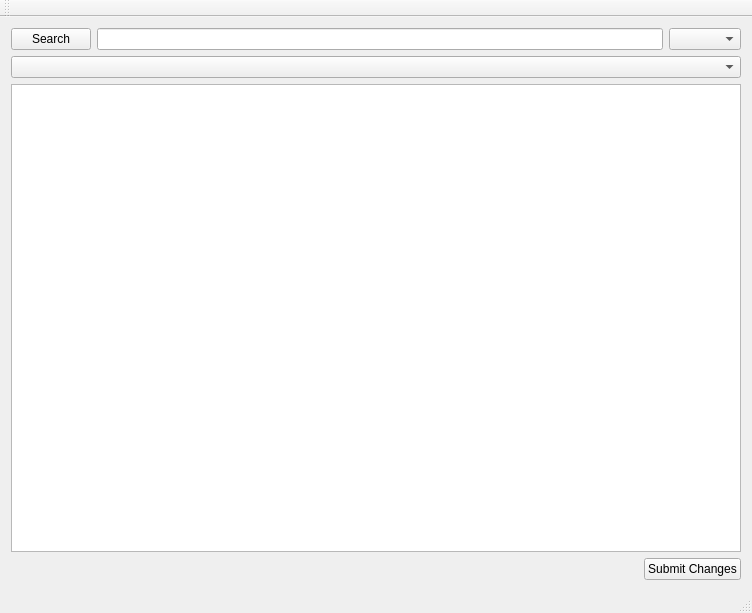
Above: mainwindow.ui from scaryvoid/genericSqlViewer before the change. Below: the same form after it.
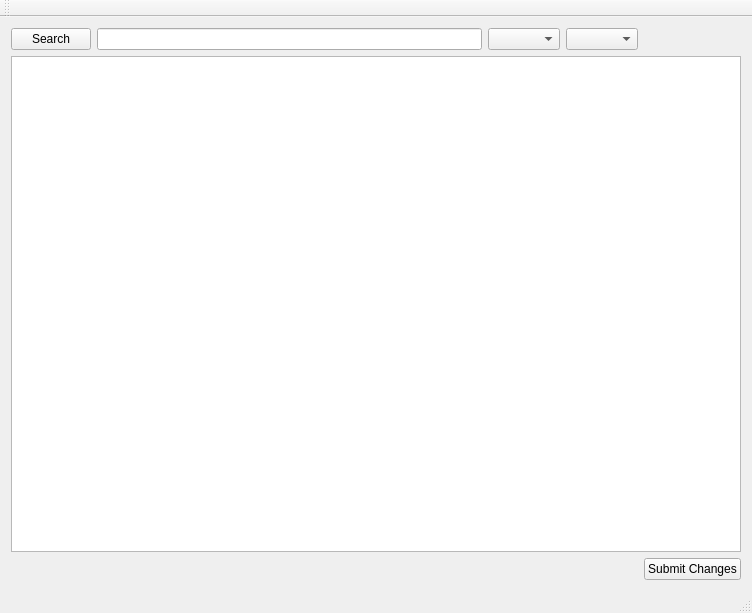
That is the form after the change.

```diff
--- a/mainwindow.ui
+++ b/mainwindow.ui
@@ -18,55 +18,43 @@
     <item row="0" column="0">
      <layout class="QGridLayout" name="gridLayout">
       <item row="0" column="0">
-       <layout class="QVBoxLayout" name="verticalLayout">
-        <item>
-         <layout class="QHBoxLayout" name="horizontalLayout">
-          <item>
            <widget class="QPushButton" name="pbSearch">
             <property name="text">
              <string>Search</string>
             </property>
            </widget>
           </item>
-          <item>
+      <item row="0" column="1">
            <widget class="QLineEdit" name="lineEdit"/>
           </item>
-          <item>
+      <item row="0" column="2">
            <widget class="QComboBox" name="comboBox_column"/>
           </item>
-         </layout>
-        </item>
-        <item>
+      <item row="0" column="3">
          <widget class="QComboBox" name="comboBox_Table"/>
         </item>
-        <item>
-         <widget class="QTableView" name="tableView"/>
-        </item>
-       </layout>
-      </item>
-      <item row="1" column="0">
-       <layout class="QHBoxLayout" name="horizontalLayout_2">
-        <item>
+      <item row="1" column="0" colspan="5">
+       <widget class="QTableWidget" name="tableWidget"/>
+      </item>
+      <item row="2" column="0" colspan="4">
          <spacer name="horizontalSpacer">
           <property name="orientation">
            <enum>Qt::Horizontal</enum>
           </property>
           <property name="sizeHint" stdset="0">
            <size>
-            <width>538</width>
+          <width>628</width>
             <height>20</height>
            </size>
           </property>
          </spacer>
         </item>
-        <item>
+      <item row="2" column="4">
          <widget class="QPushButton" name="pbSubmit">
           <property name="text">
            <string>Submit Changes</string>
           </property>
          </widget>
-        </item>
-       </layout>
       </item>
      </layout>
     </item>
```
Lines whose indentation alone changed are shown as unchanged.
